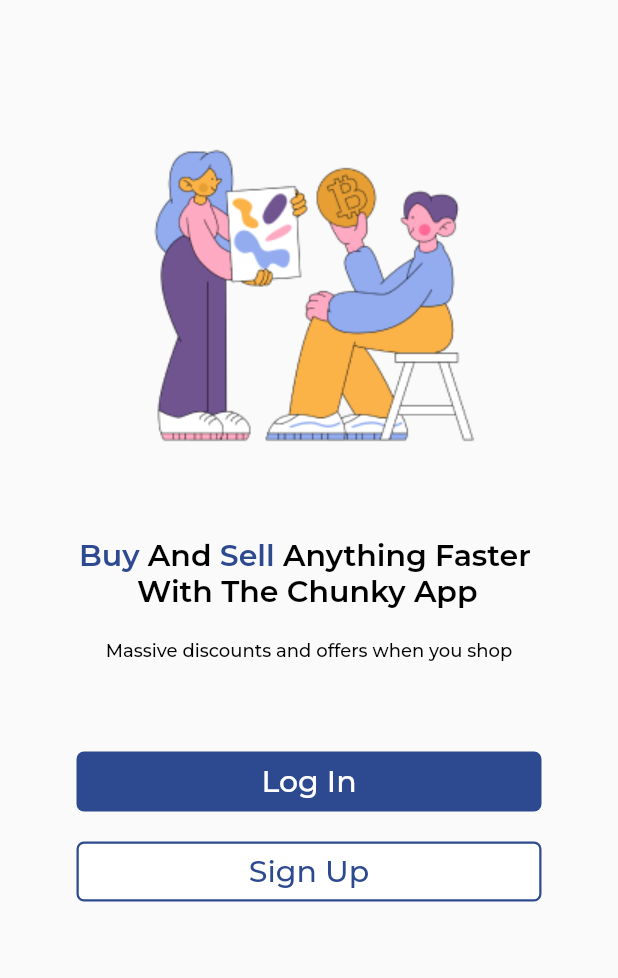
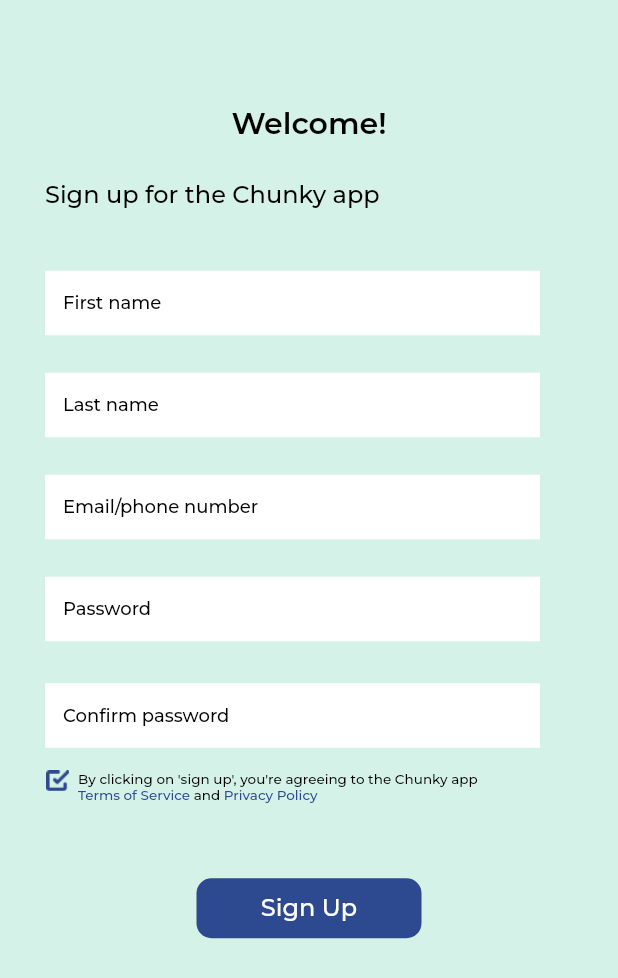
Before and after one commit to dretoba91/authentication_ui, a Flutter app: the screen it shows after launch, after a tap on "Sign Up", on a phone screen of 412 x 824 dp. Shown: the top 978 px of the screen. Run offline on Flutter 3.47's test engine with Material 2 defaults, Android fonts, the phone set to English and light mode, and no system bars; project files that could hold a hidden picture were left out.

Commit message:
sign up page

```diff
--- a/lib/authentication/login.dart
+++ b/lib/authentication/login.dart
@@ -1,5 +1,6 @@
 // ignore_for_file: prefer_const_constructors, prefer_const_literals_to_create_immutables
 
+import 'package:authentication_ui/authentication/signup.dart';
 import 'package:flutter/material.dart';
 
 class Login extends StatefulWidget {
@@ -10,19 +11,29 @@ class Login extends StatefulWidget {
 }
 
 class _LoginState extends State<Login> {
+  FocusNode focusNode = FocusNode();
+
   @override
   Widget build(BuildContext context) {
     return Scaffold(
       backgroundColor: Color(0xFFD5F2E8),
       body: SafeArea(
+          child: GestureDetector(
+        onTap: () {
+          FocusScopeNode currentFocus = FocusScope.of(context);
+          if (!currentFocus.hasPrimaryFocus) {
+            currentFocus.unfocus();
+          }
+        },
         child: Padding(
-        padding: const EdgeInsets.all(20),
+          padding: const EdgeInsets.symmetric(horizontal: 20),
+          child: SingleChildScrollView(
             child: Column(
               mainAxisAlignment: MainAxisAlignment.start,
               crossAxisAlignment: CrossAxisAlignment.start,
               children: [
                 SizedBox(
-              height: 50,
+                  height: 70,
                 ),
                 Center(
                   child: Text(
@@ -31,7 +42,7 @@ class _LoginState extends State<Login> {
                         color: Color(0xFF000000),
                         fontFamily: "Montserrat",
                         fontSize: 20,
-                    fontWeight: FontWeight.w400),
+                        fontWeight: FontWeight.w600),
                   ),
                 ),
                 SizedBox(
@@ -49,7 +60,7 @@ class _LoginState extends State<Login> {
                             color: Color(0xFF000000),
                             fontFamily: "Montserrat",
                             fontSize: 16,
-                        fontWeight: FontWeight.w400),
+                            fontWeight: FontWeight.w500),
                       ),
                       SizedBox(
                         height: 40,
@@ -60,13 +71,14 @@ class _LoginState extends State<Login> {
                         child: TextFormField(
                           decoration: InputDecoration(
                             labelText: 'Enter your username',
+                            floatingLabelBehavior: FloatingLabelBehavior.never,
                             border: InputBorder.none,
                             filled: true,
                             fillColor: Color(0xFFFFFFFF),
                             labelStyle: TextStyle(
                                 color: Color(0xFF000000),
                                 fontFamily: "Montserrat",
-                            fontSize: 14,
+                                fontSize: 12,
                                 fontWeight: FontWeight.w400),
                           ),
                         ),
@@ -80,13 +92,14 @@ class _LoginState extends State<Login> {
                         child: TextFormField(
                           decoration: InputDecoration(
                             labelText: 'Enter your password',
+                            floatingLabelBehavior: FloatingLabelBehavior.never,
                             border: InputBorder.none,
                             filled: true,
                             fillColor: Color(0xFFFFFFFF),
                             labelStyle: TextStyle(
                                 color: Color(0xFF000000),
                                 fontFamily: "Montserrat",
-                            fontSize: 14,
+                                fontSize: 12,
                                 fontWeight: FontWeight.w400),
                           ),
                         ),
@@ -116,7 +129,7 @@ class _LoginState extends State<Login> {
                                     color: Color(0xFF000000),
                                     fontFamily: "Montserrat",
                                     fontSize: 12,
-                                fontWeight: FontWeight.w400),
+                                    fontWeight: FontWeight.w500),
                               ),
                             ],
                           ),
@@ -126,7 +139,7 @@ class _LoginState extends State<Login> {
                                 color: Color(0xFF000000),
                                 fontFamily: "Montserrat",
                                 fontSize: 12,
-                            fontWeight: FontWeight.w400),
+                                fontWeight: FontWeight.w500),
                           ),
                         ],
                       ),
@@ -222,29 +235,40 @@ class _LoginState extends State<Login> {
                   ),
                 ),
                 SizedBox(
-              height: 30,
+                  height: 25,
                 ),
                 Center(
-              child: RichText(
-                  text: TextSpan(
-                      text: "Don't have an account? ",
+                    child: Row(
+                  crossAxisAlignment: CrossAxisAlignment.start,
+                  mainAxisAlignment: MainAxisAlignment.center,
+                  children: [
+                    Text(
+                      "Don't have an account? ",
                       style: TextStyle(
                           color: Color(0xFF000000),
                           fontFamily: "Montserrat",
                           fontSize: 12,
-                          fontWeight: FontWeight.w400),
-                      children: [
-                    TextSpan(
-                      text: 'Sign up',
+                          fontWeight: FontWeight.w500),
+                    ),
+                    InkWell(
+                      onTap: () {
+                        Navigator.push(context,
+                            MaterialPageRoute(builder: (context) => SignUp()));
+                      },
+                      child: Text(
+                        'Sign up',
                         style: TextStyle(
                             color: Color(0xFF2D4990),
                             fontFamily: "Montserrat",
                             fontSize: 12,
                             fontWeight: FontWeight.w500),
-                    )
-                  ])),
+                      ),
                     )
                   ],
+                ))
+              ],
+            ),
+          ),
         ),
       )),
     );
--- a/lib/authentication/signup.dart
+++ b/lib/authentication/signup.dart
@@ -0,0 +1,266 @@
+// ignore_for_file: prefer_const_constructors, prefer_const_literals_to_create_immutables
+
+import 'package:authentication_ui/success_screen.dart';
+import 'package:flutter/material.dart';
+
+class SignUp extends StatefulWidget {
+  const SignUp({super.key});
+
+  @override
+  State<SignUp> createState() => _SignUpState();
+}
+
+class _SignUpState extends State<SignUp> {
+  @override
+  Widget build(BuildContext context) {
+    return Scaffold(
+      backgroundColor: const Color(0xFFD5F2E8),
+      body: SafeArea(
+          child: GestureDetector(
+        onTap: () {
+          FocusScopeNode currentFocus = FocusScope.of(context);
+          if (!currentFocus.hasPrimaryFocus) {
+            currentFocus.unfocus();
+          }
+        },
+        child: Padding(
+          padding: const EdgeInsets.all(20),
+          child: SingleChildScrollView(
+            child: Column(
+              mainAxisAlignment: MainAxisAlignment.start,
+              crossAxisAlignment: CrossAxisAlignment.start,
+              children: [
+                const SizedBox(
+                  height: 50,
+                ),
+                const Center(
+                  child: Text(
+                    'Welcome!',
+                    style: TextStyle(
+                        color: Color(0xFF000000),
+                        fontFamily: "Montserrat",
+                        fontSize: 20,
+                        fontWeight: FontWeight.w600),
+                  ),
+                ),
+                const SizedBox(
+                  height: 26.5,
+                ),
+                Padding(
+                  padding: const EdgeInsets.only(right: 10, left: 10),
+                  child: Column(
+                    mainAxisAlignment: MainAxisAlignment.start,
+                    crossAxisAlignment: CrossAxisAlignment.start,
+                    children: [
+                      const Text(
+                        'Sign up for the Chunky app',
+                        style: TextStyle(
+                            color: Color(0xFF000000),
+                            fontFamily: "Montserrat",
+                            fontSize: 16,
+                            fontWeight: FontWeight.w500),
+                      ),
+                      const SizedBox(
+                        height: 40,
+                      ),
+                      SizedBox(
+                        height: 43,
+                        width: 330,
+                        child: TextFormField(
+                          decoration: const InputDecoration(
+                            labelText: 'First name',
+                            floatingLabelBehavior: FloatingLabelBehavior.never,
+                            border: InputBorder.none,
+                            filled: true,
+                            fillColor: Color(0xFFFFFFFF),
+                            labelStyle: TextStyle(
+                                color: Color(0xFF000000),
+                                fontFamily: "Montserrat",
+                                fontSize: 12,
+                                fontWeight: FontWeight.w400),
+                          ),
+                        ),
+                      ),
+                      const SizedBox(
+                        height: 25,
+                      ),
+                      SizedBox(
+                        height: 43,
+                        width: 330,
+                        child: TextFormField(
+                          decoration: const InputDecoration(
+                            labelText: 'Last name',
+                            floatingLabelBehavior: FloatingLabelBehavior.never,
+                            border: InputBorder.none,
+                            filled: true,
+                            fillColor: Color(0xFFFFFFFF),
+                            labelStyle: TextStyle(
+                                color: Color(0xFF000000),
+                                fontFamily: "Montserrat",
+                                fontSize: 12,
+                                fontWeight: FontWeight.w400),
+                          ),
+                        ),
+                      ),
+                      const SizedBox(
+                        height: 25,
+                      ),
+                      SizedBox(
+                        height: 43,
+                        width: 330,
+                        child: TextFormField(
+                          decoration: const InputDecoration(
+                            labelText: 'Email/phone number',
+                            floatingLabelBehavior: FloatingLabelBehavior.never,
+                            border: InputBorder.none,
+                            filled: true,
+                            fillColor: Color(0xFFFFFFFF),
+                            labelStyle: TextStyle(
+                                color: Color(0xFF000000),
+                                fontFamily: "Montserrat",
+                                fontSize: 12,
+                                fontWeight: FontWeight.w400),
+                          ),
+                        ),
+                      ),
+                      const SizedBox(
+                        height: 25,
+                      ),
+                      SizedBox(
+                        height: 43,
+                        width: 330,
+                        child: TextFormField(
+                          decoration: const InputDecoration(
+                            labelText: 'Password',
+                            floatingLabelBehavior: FloatingLabelBehavior.never,
+                            border: InputBorder.none,
+                            filled: true,
+                            fillColor: Color(0xFFFFFFFF),
+                            labelStyle: TextStyle(
+                                color: Color(0xFF000000),
+                                fontFamily: "Montserrat",
+                                fontSize: 12,
+                                fontWeight: FontWeight.w400),
+                          ),
+                        ),
+                      ),
+                      const SizedBox(
+                        height: 28,
+                      ),
+                      SizedBox(
+                        height: 43,
+                        width: 330,
+                        child: TextFormField(
+                          decoration: const InputDecoration(
+                            labelText: 'Confirm password',
+                            floatingLabelBehavior: FloatingLabelBehavior.never,
+                            border: InputBorder.none,
+                            filled: true,
+                            fillColor: Color(0xFFFFFFFF),
+                            labelStyle: TextStyle(
+                                color: Color(0xFF000000),
+                                fontFamily: "Montserrat",
+                                fontSize: 12,
+                                fontWeight: FontWeight.w400),
+                          ),
+                        ),
+                      ),
+                      const SizedBox(
+                        height: 15,
+                      ),
+                      Row(
+                        mainAxisAlignment: MainAxisAlignment.start,
+                        crossAxisAlignment: CrossAxisAlignment.start,
+                        children: [
+                          Image.asset(
+                            'assets/images/icon_task_done.png',
+                            height: 14,
+                            width: 17,
+                          ),
+                          const SizedBox(
+                            width: 5,
+                          ),
+                          RichText(
+                              maxLines: 2,
+                              overflow: TextOverflow.clip,
+                              text: TextSpan(
+                                  text:
+                                      "By clicking on 'sign up', you're agreeing to the Chunky app\n",
+                                  style: TextStyle(
+                                      color: Color(0xFF000000),
+                                      fontFamily: "Montserrat",
+                                      fontSize: 9,
+                                      fontWeight: FontWeight.w500),
+                                  children: [
+                                    const TextSpan(
+                                      text: "Terms of Service",
+                                      style: TextStyle(
+                                          color: Color(0xFF2D4990),
+                                          fontFamily: "Montserrat",
+                                          fontSize: 9,
+                                          fontWeight: FontWeight.w500),
+                                    ),
+                                    const TextSpan(
+                                      text: " and ",
+                                      style: TextStyle(
+                                          color: Color(0xFF000000),
+                                          fontFamily: "Montserrat",
+                                          fontSize: 9,
+                                          fontWeight: FontWeight.w500),
+                                    ),
+                                    const TextSpan(
+                                      text: "Privacy Policy",
+                                      style: TextStyle(
+                                          color: Color(0xFF2D4990),
+                                          fontFamily: "Montserrat",
+                                          fontSize: 9,
+                                          fontWeight: FontWeight.w500),
+                                    ),
+                                  ]))
+                        ],
+                      ),
+                    ],
+                  ),
+                ),
+                const SizedBox(
+                  height: 50,
+                ),
+                Center(
+                  child: SizedBox(
+                    height: 40,
+                    width: 150,
+                    child: ElevatedButton(
+                        onPressed: () {
+                          Navigator.push(
+                              context,
+                              MaterialPageRoute(
+                                  builder: (context) => AuthSuccessScreen()));
+                        },
+                        style: ElevatedButton.styleFrom(
+                            primary: const Color(0xFF2D4990),
+                            elevation: 0,
+                            shape: RoundedRectangleBorder(
+                                borderRadius: BorderRadius.circular(10)),
+                            textStyle: const TextStyle(
+                                color: Color(0xFF1E1E1E),
+                                fontFamily: "Montserrat",
+                                fontSize: 16,
+                                fontWeight: FontWeight.w500)),
+                        child: const Text(
+                          'Sign Up',
+                          style: TextStyle(
+                              color: Color(0xFFFFFFFF),
+                              fontFamily: "Montserrat",
+                              fontSize: 16,
+                              fontWeight: FontWeight.w500),
+                        )),
+                  ),
+                ),
+              ],
+            ),
+          ),
+        ),
+      )),
+    );
+  }
+}
--- a/lib/onboarding/onboarding.dart
+++ b/lib/onboarding/onboarding.dart
@@ -1,6 +1,7 @@
 // ignore_for_file: prefer_const_constructors, prefer_const_literals_to_create_immutables
 
 import 'package:authentication_ui/authentication/login.dart';
+import 'package:authentication_ui/authentication/signup.dart';
 import 'package:authentication_ui/success_screen.dart';
 import 'package:flutter/material.dart';
 
@@ -129,7 +130,12 @@ class Onboarding extends StatelessWidget {
                     height: 40,
                     width: 310,
                     child: ElevatedButton(
-                        onPressed: () {},
+                        onPressed: () {
+                          Navigator.push(
+                              context,
+                              MaterialPageRoute(
+                                  builder: (context) => SignUp()));
+                        },
                         style: ElevatedButton.styleFrom(
                             elevation: 0,
                             primary: Color(0xFFFFFFFF),
--- a/lib/success_screen.dart
+++ b/lib/success_screen.dart
@@ -1,5 +1,6 @@
 // ignore_for_file: prefer_const_constructors, prefer_const_literals_to_create_immutables
 
+import 'package:authentication_ui/onboarding/onboarding.dart';
 import 'package:flutter/material.dart';
 
 class AuthSuccessScreen extends StatelessWidget {
@@ -33,9 +34,13 @@ class AuthSuccessScreen extends StatelessWidget {
               SizedBox(
                 height: 60,
               ),
-              RichText(
-                  text: TextSpan(
-                text: 'Continue to Home',
+              InkWell(
+                onTap: () {
+                  Navigator.push(context,
+                      MaterialPageRoute(builder: (context) => Onboarding()));
+                },
+                child: Text(
+                  'Continue to Home',
                   style: TextStyle(
                     color: Color(0xFF2D4990),
                     fontFamily: "Montserrat",
@@ -43,8 +48,9 @@ class AuthSuccessScreen extends StatelessWidget {
                     fontWeight: FontWeight.w500,
                     decoration: TextDecoration.underline,
                   ),
+                ),
               )
-              )
+
 
             ],
           ),
```
Lines whose indentation alone changed are shown as unchanged.
